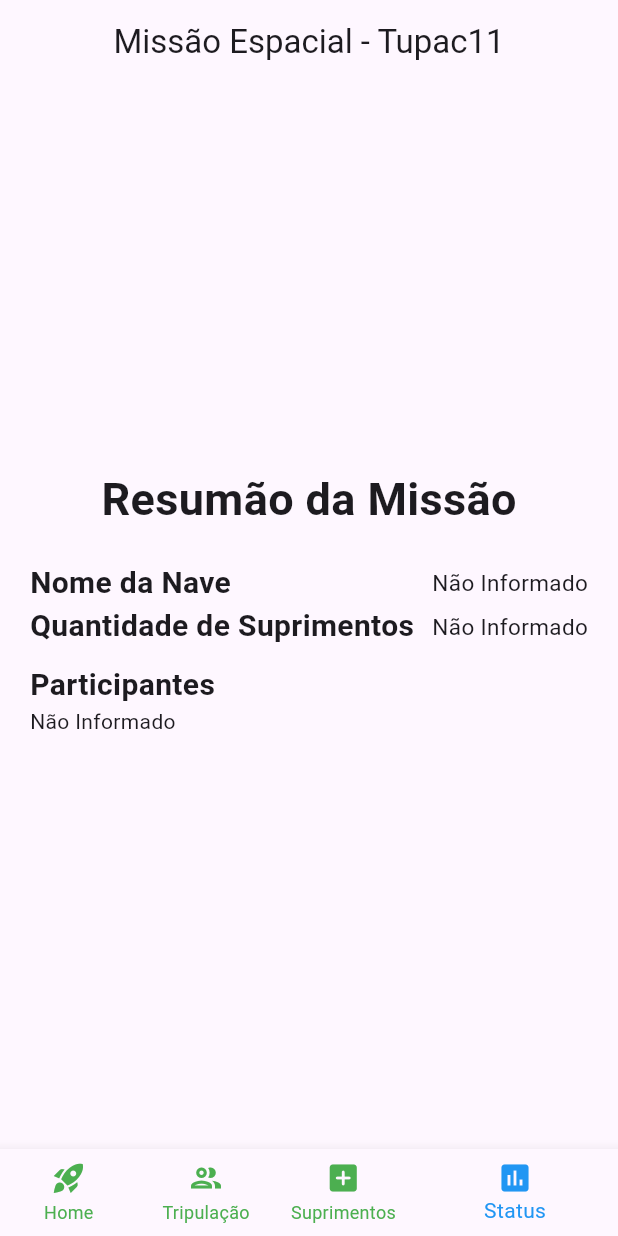
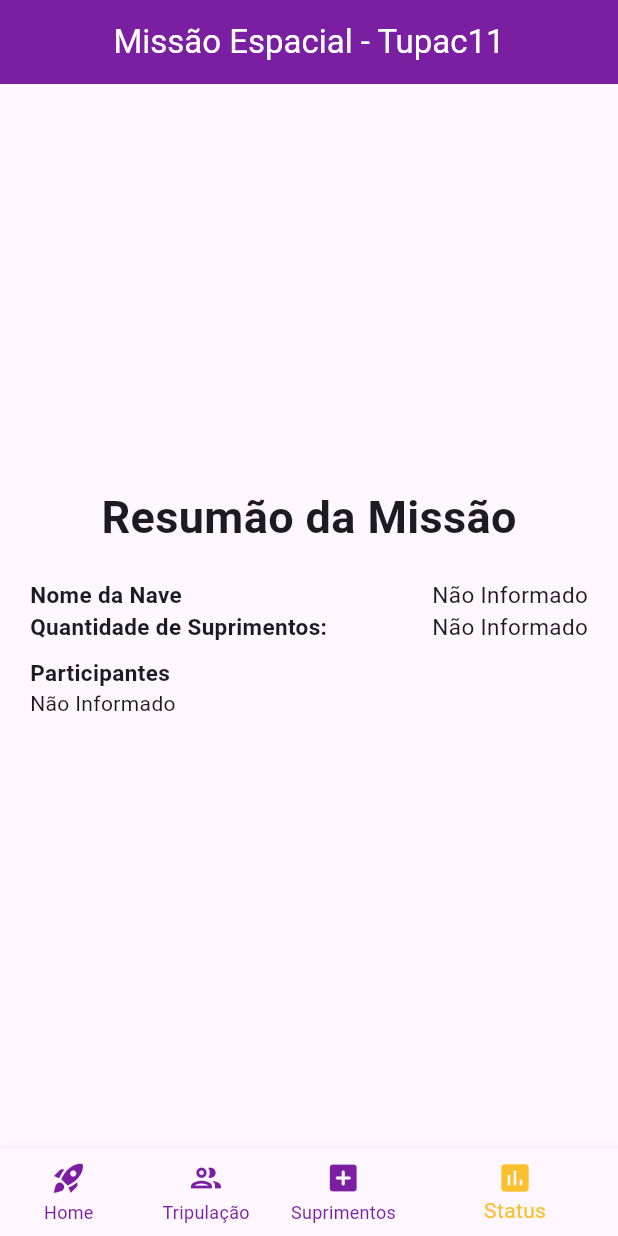
Before and after one commit to catfmcastro/LDDM_Ex08_2024_2, a Flutter app: the screen it shows after launch, item 4 of the bottom bar chosen, on a phone screen of 412 x 824 dp. Run offline on Flutter 3.47's test engine with Material 3 defaults, Android fonts, the phone set to English and light mode, and no system bars.

Commit message:
fix layout

```diff
--- a/lib/main.dart
+++ b/lib/main.dart
@@ -50,7 +50,6 @@ class _ControllerPageState extends State<ControllerPage> {
     });
   }
 
-
   void _updateIndex(int index) {
     setState(() {
       _actualPage = index;
@@ -61,24 +60,31 @@ class _ControllerPageState extends State<ControllerPage> {
   Widget build(BuildContext context) {
     return Scaffold(
       appBar: AppBar(
-        title: const Text("Missão Espacial - Tupac11"),
+        title: const Text("Missão Espacial - Tupac11",
+            style: TextStyle(color: Colors.white)),
         centerTitle: true,
+        backgroundColor: Colors.purple[700],
       ),
       body: IndexedStack(
         index: _actualPage,
         children: [
           HomeNav(onSave: _saveShipName),
-          TripulationNav(onCheckboxChanged: _addTripulant, onRemoveTripulant: _removeTripulant),
+          TripulationNav(
+              onCheckboxChanged: _addTripulant,
+              onRemoveTripulant: _removeTripulant),
           SuplyNav(saveValue: _saveSuply),
-          StatusNav(shipName: shipName, valueSuply: valueSuply, tripulants: tripulants),
+          StatusNav(
+              shipName: shipName,
+              valueSuply: valueSuply,
+              tripulants: tripulants),
         ],
       ),
       bottomNavigationBar: BottomNavigationBar(
           currentIndex: _actualPage,
           onTap: _updateIndex,
-          fixedColor: Colors.blue,
+          fixedColor: Colors.yellow[700],
           backgroundColor: Colors.black,
-          unselectedItemColor: Colors.green,
+          unselectedItemColor: Colors.purple[700],
           showUnselectedLabels: true,
           items: const [
             BottomNavigationBarItem(
--- a/lib/pages/Status_nav.dart
+++ b/lib/pages/Status_nav.dart
@@ -41,7 +41,7 @@ class _StatusNavState extends State<StatusNav> {
                     const Text(
                       "Nome da Nave",
                       style: TextStyle(
-                        fontSize: 20,
+                        fontSize: 15,
                         fontWeight: FontWeight.bold,
                       ),
                     ),
@@ -58,9 +58,9 @@ class _StatusNavState extends State<StatusNav> {
                   mainAxisAlignment: MainAxisAlignment.spaceBetween,
                   children: [
                     const Text(
-                      "Quantidade de Suprimentos",
+                      "Quantidade de Suprimentos:",
                       style: TextStyle(
-                        fontSize: 20,
+                        fontSize: 15,
                         fontWeight: FontWeight.bold,
                       ),
                     ),
@@ -77,7 +77,7 @@ class _StatusNavState extends State<StatusNav> {
                 const Text(
                   "Participantes",
                   style: TextStyle(
-                    fontSize: 20,
+                    fontSize: 15,
                     fontWeight: FontWeight.bold,
                   ),
                 ),
```
